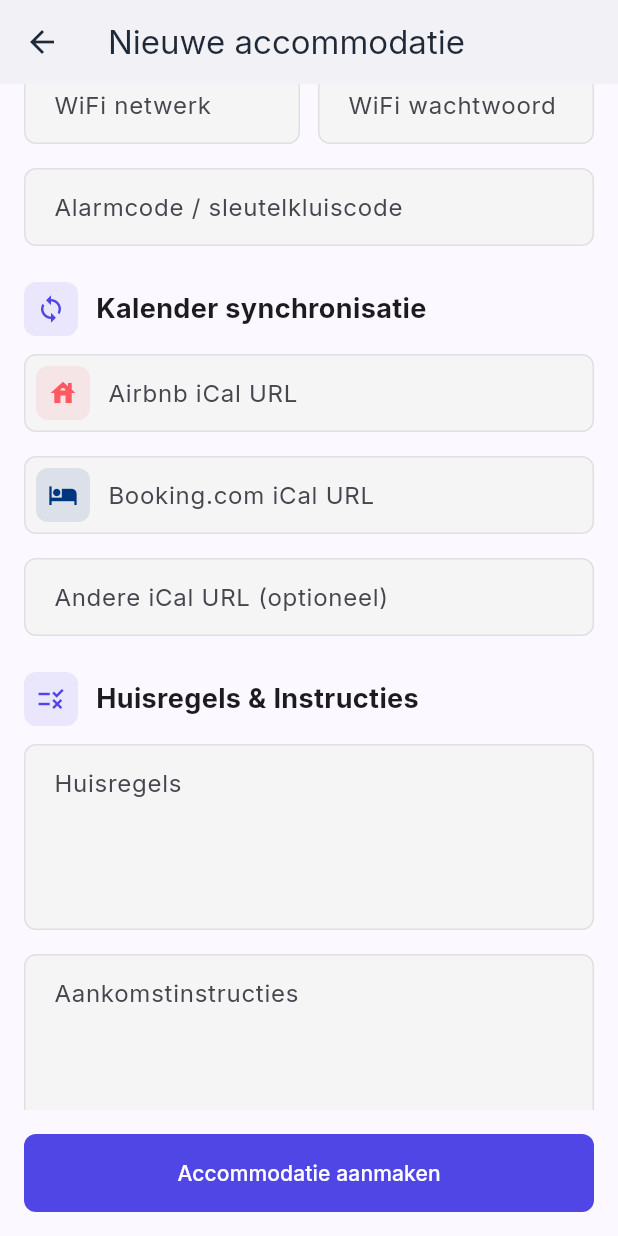
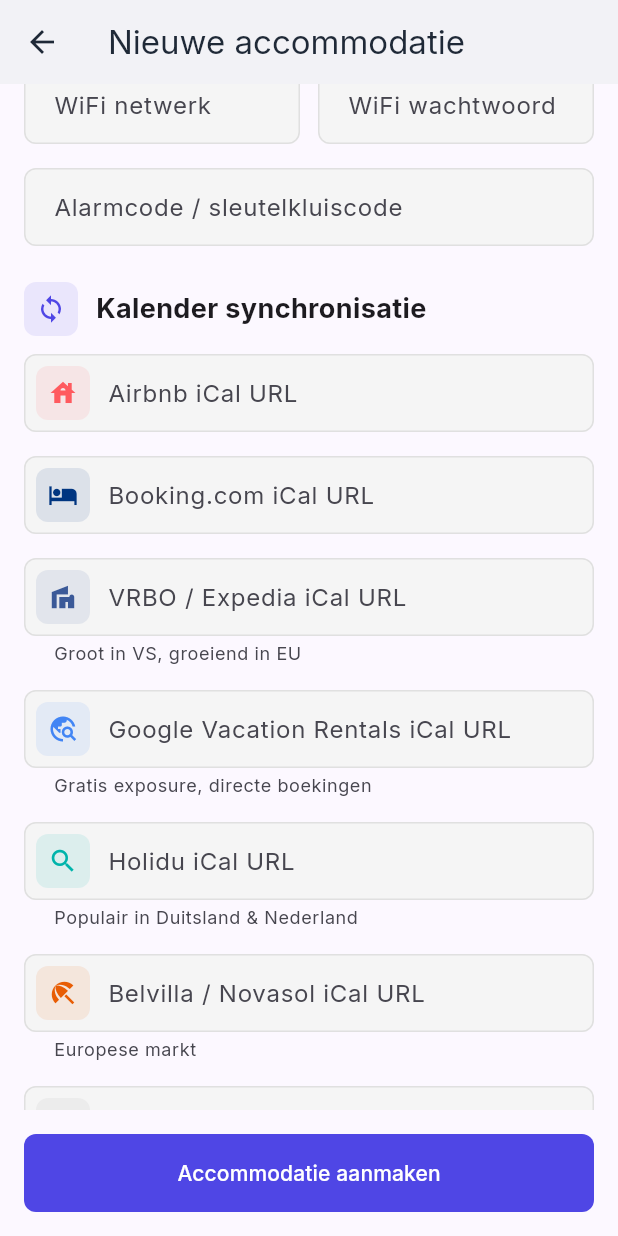
Before and after one commit to Adcompro/verhuuragenda-app, a Flutter app: the AccommodationEditScreen screen opened directly, scrolled down 1017 dp, on a phone screen of 412 x 824 dp. Run offline on Flutter 3.47's test engine with Material 3 defaults, Android fonts, the phone set to English and light mode, and no system bars; our stand-ins replace cached_network_image, dio, fl_chart, flutter_riverpod, flutter_secure_storage, go_router and 6 more; accounts and stored records are empty.

Commit message:
Add additional iCal sync platforms
Added support for the following vacation rental platforms:
- VRBO / Expedia (growing in EU)
- Google Vacation Rentals (free exposure)
- Holidu (popular in DE/NL)
- Belvilla / Novasol (European market)
- Generic iCal import for all other platforms

Platform badges now display on accommodation list cards.

🤖 Generated with [Claude Code](https://claude.com/claude-code)

Co-Authored-By: Claude Opus 4.5 <noreply@anthropic.com>

```diff
--- a/lib/models/accommodation.dart
+++ b/lib/models/accommodation.dart
@@ -41,6 +41,10 @@ class Accommodation {
   final List<String> photos;
   final String? icalAirbnbUrl;
   final String? icalBookingUrl;
+  final String? icalVrboUrl;
+  final String? icalGoogleUrl;
+  final String? icalHoliduUrl;
+  final String? icalBelvillaUrl;
   final String? icalOtherUrl;
   final String? icalExportUrl;
   final String? description;
@@ -77,6 +81,10 @@ class Accommodation {
     this.photos = const [],
     this.icalAirbnbUrl,
     this.icalBookingUrl,
+    this.icalVrboUrl,
+    this.icalGoogleUrl,
+    this.icalHoliduUrl,
+    this.icalBelvillaUrl,
     this.icalOtherUrl,
     this.icalExportUrl,
     this.description,
@@ -117,6 +125,10 @@ class Accommodation {
           : [],
       icalAirbnbUrl: json['ical_airbnb_url'],
       icalBookingUrl: json['ical_booking_url'],
+      icalVrboUrl: json['ical_vrbo_url'],
+      icalGoogleUrl: json['ical_google_url'],
+      icalHoliduUrl: json['ical_holidu_url'],
+      icalBelvillaUrl: json['ical_belvilla_url'],
       icalOtherUrl: json['ical_other_url'],
       icalExportUrl: json['ical_export_url'],
       description: json['description'],
--- a/lib/screens/accommodations/accommodation_edit_screen.dart
+++ b/lib/screens/accommodations/accommodation_edit_screen.dart
@@ -43,6 +43,10 @@ class _AccommodationEditScreenState extends State<AccommodationEditScreen> {
   final _arrivalController = TextEditingController();
   final _icalAirbnbController = TextEditingController();
   final _icalBookingController = TextEditingController();
+  final _icalVrboController = TextEditingController();
+  final _icalGoogleController = TextEditingController();
+  final _icalHoliduController = TextEditingController();
+  final _icalBelvillaController = TextEditingController();
   final _icalOtherController = TextEditingController();
 
   String _propertyType = 'house';
@@ -89,6 +93,10 @@ class _AccommodationEditScreenState extends State<AccommodationEditScreen> {
     _arrivalController.dispose();
     _icalAirbnbController.dispose();
     _icalBookingController.dispose();
+    _icalVrboController.dispose();
+    _icalGoogleController.dispose();
+    _icalHoliduController.dispose();
+    _icalBelvillaController.dispose();
     _icalOtherController.dispose();
     super.dispose();
   }
@@ -122,6 +130,10 @@ class _AccommodationEditScreenState extends State<AccommodationEditScreen> {
         _arrivalController.text = acc.arrivalInstructions ?? '';
         _icalAirbnbController.text = acc.icalAirbnbUrl ?? '';
         _icalBookingController.text = acc.icalBookingUrl ?? '';
+        _icalVrboController.text = acc.icalVrboUrl ?? '';
+        _icalGoogleController.text = acc.icalGoogleUrl ?? '';
+        _icalHoliduController.text = acc.icalHoliduUrl ?? '';
+        _icalBelvillaController.text = acc.icalBelvillaUrl ?? '';
         _icalOtherController.text = acc.icalOtherUrl ?? '';
         _propertyType = acc.propertyType ?? 'house';
         _selectedColor = acc.color ?? '#3B82F6';
@@ -480,10 +492,100 @@ class _AccommodationEditScreenState extends State<AccommodationEditScreen> {
           const SizedBox(height: 16),
 
           TextFormField(
+            controller: _icalVrboController,
+            decoration: InputDecoration(
+              labelText: 'VRBO / Expedia iCal URL',
+              helperText: 'Groot in VS, groeiend in EU',
+              border: const OutlineInputBorder(),
+              prefixIcon: Container(
+                margin: const EdgeInsets.all(8),
+                padding: const EdgeInsets.all(8),
+                decoration: BoxDecoration(
+                  color: const Color(0xFF3B5998).withOpacity(0.1),
+                  borderRadius: BorderRadius.circular(8),
+                ),
+                child: const Icon(Icons.villa, color: Color(0xFF3B5998), size: 20),
+              ),
+              hintText: 'https://www.vrbo.com/...',
+            ),
+          ),
+          const SizedBox(height: 16),
+
+          TextFormField(
+            controller: _icalGoogleController,
+            decoration: InputDecoration(
+              labelText: 'Google Vacation Rentals iCal URL',
+              helperText: 'Gratis exposure, directe boekingen',
+              border: const OutlineInputBorder(),
+              prefixIcon: Container(
+                margin: const EdgeInsets.all(8),
+                padding: const EdgeInsets.all(8),
+                decoration: BoxDecoration(
+                  color: const Color(0xFF4285F4).withOpacity(0.1),
+                  borderRadius: BorderRadius.circular(8),
+                ),
+                child: const Icon(Icons.travel_explore, color: Color(0xFF4285F4), size: 20),
+              ),
+              hintText: 'https://...',
+            ),
+          ),
+          const SizedBox(height: 16),
+
+          TextFormField(
+            controller: _icalHoliduController,
+            decoration: InputDecoration(
+              labelText: 'Holidu iCal URL',
+              helperText: 'Populair in Duitsland & Nederland',
+              border: const OutlineInputBorder(),
+              prefixIcon: Container(
+                margin: const EdgeInsets.all(8),
+                padding: const EdgeInsets.all(8),
+                decoration: BoxDecoration(
+                  color: const Color(0xFF00B4AB).withOpacity(0.1),
+                  borderRadius: BorderRadius.circular(8),
+                ),
+                child: const Icon(Icons.search, color: Color(0xFF00B4AB), size: 20),
+              ),
+              hintText: 'https://www.holidu.com/...',
+            ),
+          ),
+          const SizedBox(height: 16),
+
+          TextFormField(
+            controller: _icalBelvillaController,
+            decoration: InputDecoration(
+              labelText: 'Belvilla / Novasol iCal URL',
+              helperText: 'Europese markt',
+              border: const OutlineInputBorder(),
+              prefixIcon: Container(
+                margin: const EdgeInsets.all(8),
+                padding: const EdgeInsets.all(8),
+                decoration: BoxDecoration(
+                  color: const Color(0xFFE85D04).withOpacity(0.1),
+                  borderRadius: BorderRadius.circular(8),
+                ),
+                child: const Icon(Icons.beach_access, color: Color(0xFFE85D04), size: 20),
+              ),
+              hintText: 'https://www.belvilla.com/...',
+            ),
+          ),
+          const SizedBox(height: 16),
+
+          TextFormField(
             controller: _icalOtherController,
-            decoration: const InputDecoration(
-              labelText: 'Andere iCal URL (optioneel)',
-              border: OutlineInputBorder(),
+            decoration: InputDecoration(
+              labelText: 'Andere iCal URL',
+              helperText: 'Voor andere platforms of handmatige import',
+              border: const OutlineInputBorder(),
+              prefixIcon: Container(
+                margin: const EdgeInsets.all(8),
+                padding: const EdgeInsets.all(8),
+                decoration: BoxDecoration(
+                  color: Colors.grey.withOpacity(0.1),
+                  borderRadius: BorderRadius.circular(8),
+                ),
+                child: Icon(Icons.link, color: Colors.grey[600], size: 20),
+              ),
               hintText: 'https://...',
             ),
           ),
@@ -661,6 +763,10 @@ class _AccommodationEditScreenState extends State<AccommodationEditScreen> {
         'is_active': _isActive,
         'ical_airbnb_url': _icalAirbnbController.text.trim().isNotEmpty ? _icalAirbnbController.text.trim() : null,
         'ical_booking_url': _icalBookingController.text.trim().isNotEmpty ? _icalBookingController.text.trim() : null,
+        'ical_vrbo_url': _icalVrboController.text.trim().isNotEmpty ? _icalVrboController.text.trim() : null,
+        'ical_google_url': _icalGoogleController.text.trim().isNotEmpty ? _icalGoogleController.text.trim() : null,
+        'ical_holidu_url': _icalHoliduController.text.trim().isNotEmpty ? _icalHoliduController.text.trim() : null,
+        'ical_belvilla_url': _icalBelvillaController.text.trim().isNotEmpty ? _icalBelvillaController.text.trim() : null,
         'ical_other_url': _icalOtherController.text.trim().isNotEmpty ? _icalOtherController.text.trim() : null,
       };
 
--- a/pubspec.yaml
+++ b/pubspec.yaml
@@ -3,7 +3,7 @@ description: VerhuurAgenda - Vakantieverhuur Beheer App
 
 publish_to: 'none'
 
-version: 1.1.0+74
+version: 1.1.0+75
 
 environment:
   sdk: '>=3.2.0 <4.0.0'
```
Also changed, not shown: lib/screens/accommodations/accommodations_list_screen.dart (+40 -44 lines).
